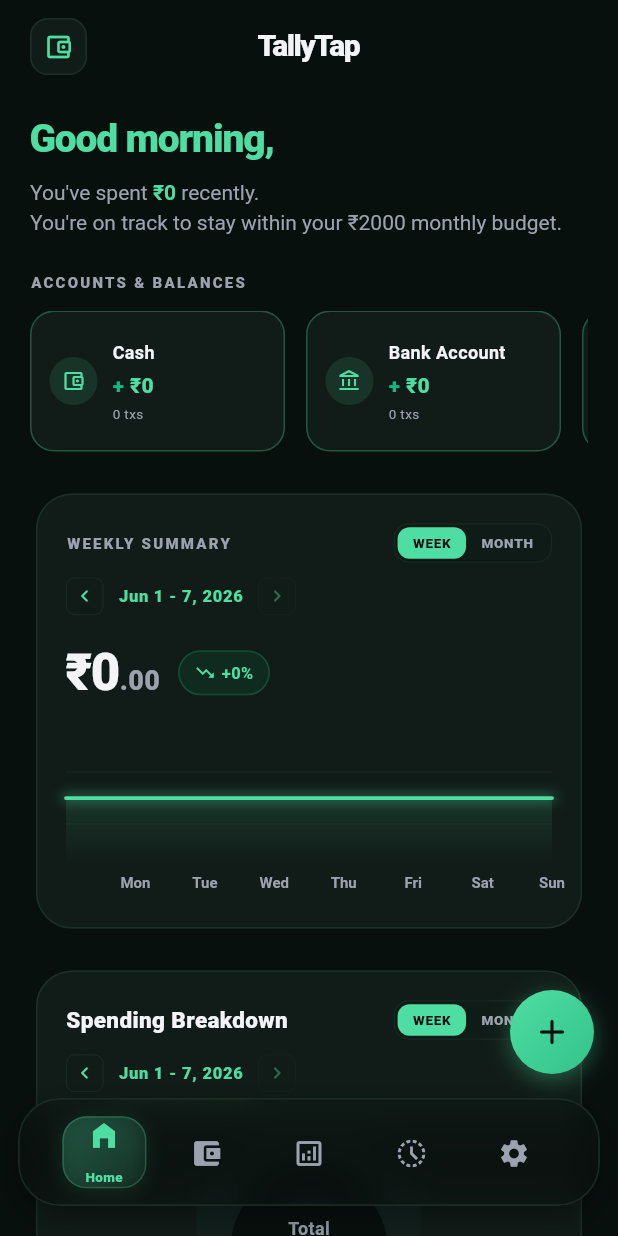
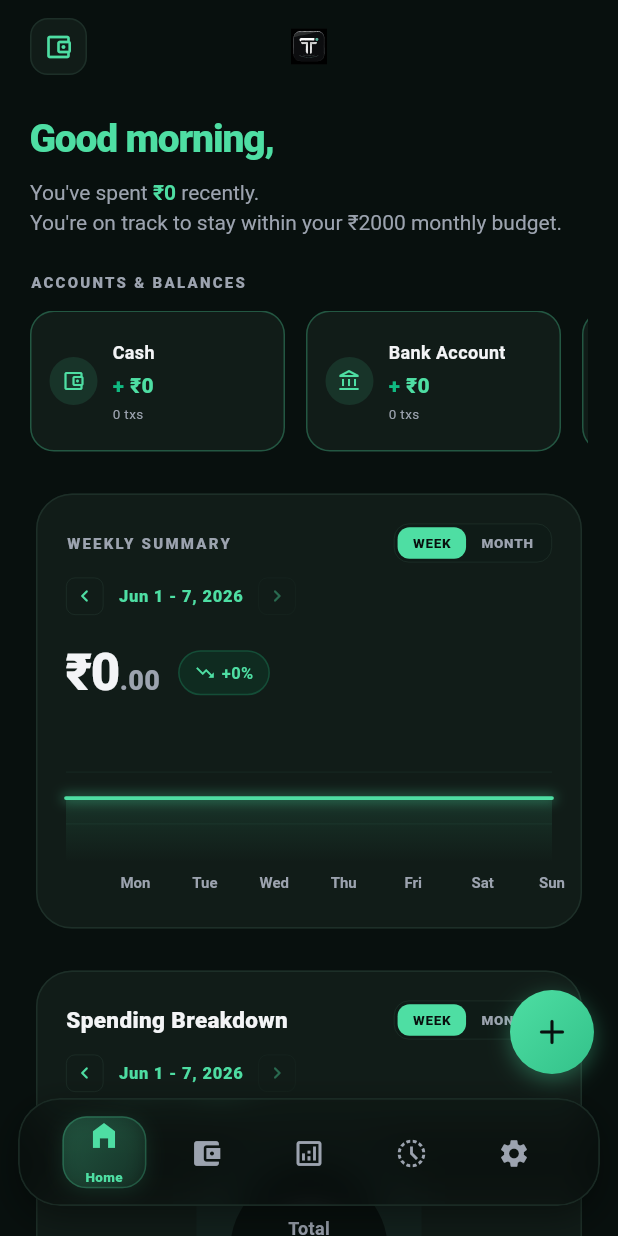
Before and after one commit to piyushram612/Tripl, a Flutter app: the MainScreen screen opened directly, on a phone screen of 412 x 824 dp. Run offline on Flutter 3.47's test engine with Material 3 defaults, Android fonts, the phone set to English and light mode, and no system bars; our stand-ins replace file_picker, flutter_local_notifications, flutter_riverpod, flutter_svg, flutter_timezone, share_plus and 2 more; accounts and stored records are empty.

Commit message:
Made changes to update app icon

```diff
--- a/lib/screens/home_screen.dart
+++ b/lib/screens/home_screen.dart
@@ -1,6 +1,7 @@
 import 'package:flutter/material.dart';
 import 'package:flutter_riverpod/flutter_riverpod.dart';
 import 'package:intl/intl.dart';
+import 'package:flutter_svg/flutter_svg.dart';
 import '../core/theme.dart';
 import '../providers/app_state_provider.dart';
 import '../providers/budget_provider.dart';
@@ -312,14 +313,10 @@
                   size: 20,
                 ),
               ),
-              const Text(
-                'TallyTap',
-                style: TextStyle(
-                  fontSize: 20,
-                  fontWeight: FontWeight.w900,
-                  color: TallyTapTheme.textLight,
-                  letterSpacing: -1.0,
-                ),
+              SvgPicture.asset(
+                'assets/icon/tallytap.svg',
+                height: 24,
+                fit: BoxFit.contain,
               ),
               const SizedBox(width: 38), // To balance the left wallet icon container and keep TallyTap centered
             ],
--- a/pubspec.yaml
+++ b/pubspec.yaml
@@ -45,6 +45,7 @@
   file_picker: ^11.0.0
   share_plus: ^12.0.2
   path_provider: ^2.1.0
+  flutter_svg: ^2.0.9
 
 dev_dependencies:
   flutter_test:
@@ -68,6 +69,9 @@
   # included with your application, so that you can use the icons in
   # the material Icons class.
   uses-material-design: true
+
+  assets:
+    - assets/icon/
 
   # To add assets to your application, add an assets section, like this:
   # assets:
```
Also changed, not shown: assets/icon/app_icon.png, assets/icon/tallytap.svg (added), pubspec.lock, 13 other files.
